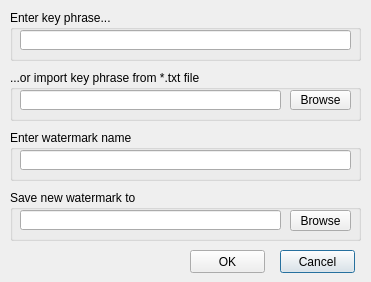
The window that Interface/makewm.ui (ilmarkov/DigitalWatermarking) describes before a commit, drawn with Qt 5.
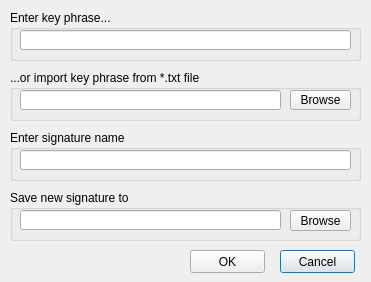
The same window after the commit.

```diff
--- a/Interface/makewm.ui
+++ b/Interface/makewm.ui
@@ -120,7 +120,7 @@
     </rect>
    </property>
    <property name="title">
-    <string>Save new watermark to</string>
+    <string>Save new signature to</string>
    </property>
    <widget class="QToolButton" name="browseNewMark">
     <property name="geometry">
@@ -162,7 +162,7 @@
     </rect>
    </property>
    <property name="title">
-    <string>Enter watermark name</string>
+    <string>Enter signature name</string>
    </property>
    <widget class="QLineEdit" name="markName">
     <property name="geometry">
```
